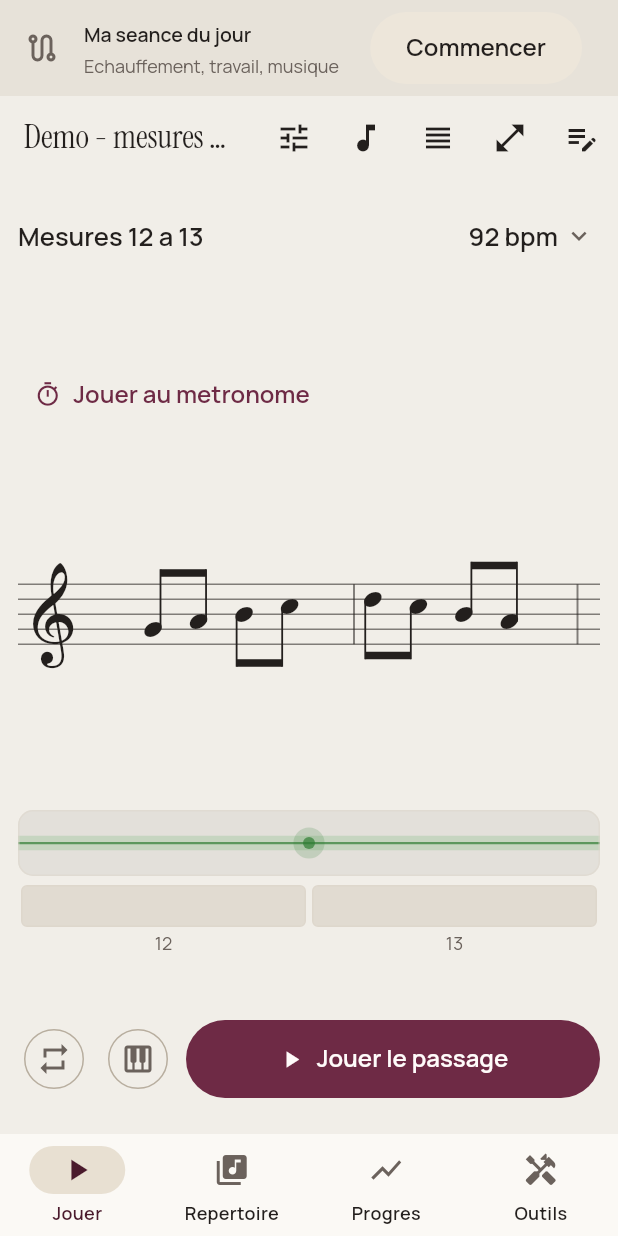
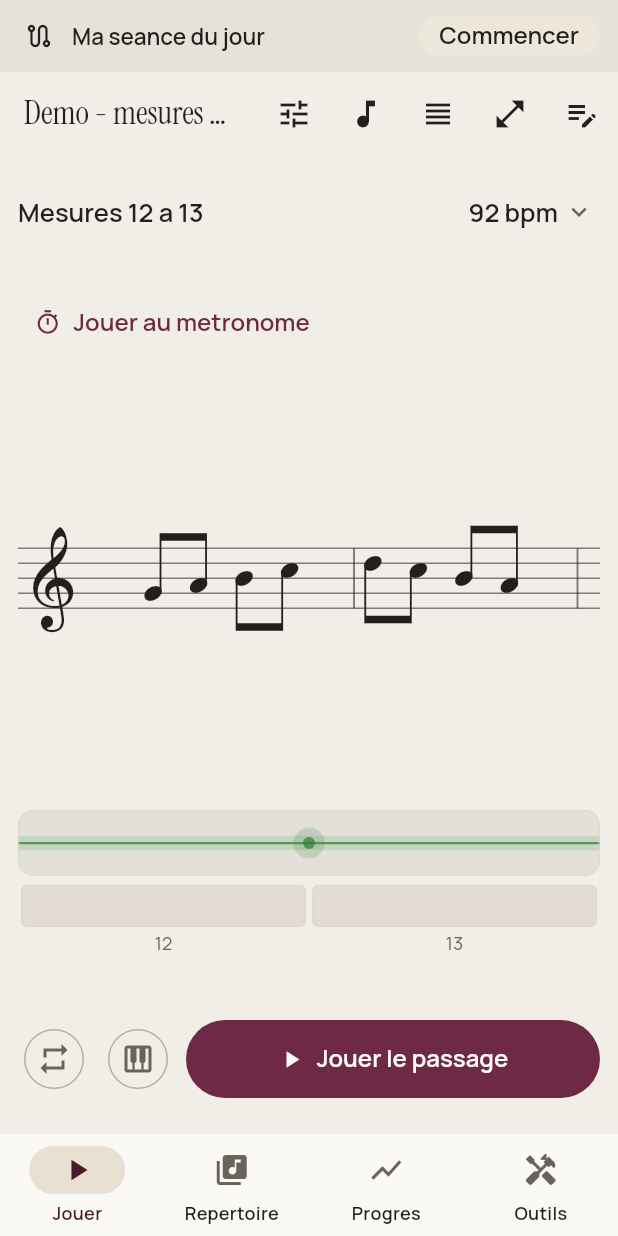
Before and after one commit to romaincausse/violon, a Flutter app: the screen it shows after launch, on a phone screen of 412 x 824 dp. Run offline on Flutter 3.47's test engine with Material 3 defaults, Android fonts, the phone set to English and light mode, and no system bars; our stand-ins replace shared_preferences, wakelock_plus; missing offline and left inert: flutter_soloud, record.

Commit message:
fix(ui): le bandeau de la seance laisse la place a la partition (#102)
Vu sur l'emulateur : en seance, le bandeau prenait deux lignes et un gros
bouton, et la partition n'avait plus que quelques pixels de haut, coupee
au milieu de la portee. Une seule bande basse, au repos comme en seance ;
Passer et Arreter passent dans un menu. Le double espacement vide au-dessus
du metronome tombe a douze points.

Co-authored-by: r.causse <r.causse@gammasoftware.fr>

```diff
--- a/lib/ui/screens/home_shell.dart
+++ b/lib/ui/screens/home_shell.dart
@@ -105,6 +105,7 @@ class HomeShell extends StatefulWidget {
   static const Key seanceActionKey = Key('seance-action');
   static const Key seanceEtapeFaiteKey = Key('seance-etape-faite');
   static const Key seanceArreterKey = Key('seance-arreter');
+  static const Key seanceMenuKey = Key('seance-menu');
   static const Key seanceBanniereKey = Key('seance-banniere');
   static const Key ceSoirKey = Key('ce-soir');
 
@@ -463,8 +464,19 @@ class _HomeShellState extends State<HomeShell> {
 
   /// Le bandeau de la seance, au-dessus du travail : les trois etapes, celle
   /// en cours, et le geste qui va avec. Sans seance, l'invitation.
+  ///
+  /// **Une seule bande, et basse.** La premiere version prenait deux lignes
+  /// et un gros bouton : en portrait, la partition n'avait plus que quelques
+  /// pixels de haut, coupee en plein milieu de la portee. Le bandeau est un
+  /// guide, la partition est le travail -- c'est elle qui doit garder la
+  /// place.
   Widget _banniereDeSeance(BuildContext context) {
     final ThemeData theme = Theme.of(context);
+    final ButtonStyle compact = FilledButton.styleFrom(
+      visualDensity: VisualDensity.compact,
+      padding: const EdgeInsets.symmetric(horizontal: 14),
+      minimumSize: const Size(0, 36),
+    );
     final DailySession? seance = _seance;
     if (seance == null) {
       return Material(
@@ -472,15 +484,26 @@ class _HomeShellState extends State<HomeShell> {
         color: theme.colorScheme.surfaceContainerHigh,
         child: SafeArea(
           bottom: false,
-          child: ListTile(
-            dense: true,
-            leading: const Icon(Icons.route_outlined),
-            title: const Text('Ma seance du jour'),
-            subtitle: const Text('Echauffement, travail, musique'),
-            trailing: FilledButton.tonal(
+          child: Padding(
+            padding: const EdgeInsets.fromLTRB(16, 4, 12, 4),
+            child: Row(
+              children: <Widget>[
+                const Icon(Icons.route_outlined, size: 20),
+                const SizedBox(width: 12),
+                Expanded(
+                  child: Text(
+                    'Ma seance du jour',
+                    style: theme.textTheme.titleSmall,
+                    overflow: TextOverflow.ellipsis,
+                  ),
+                ),
+                FilledButton.tonal(
                   key: HomeShell.seanceKey,
+                  style: compact,
                   onPressed: () => unawaited(_commencerLaSeance()),
                   child: const Text('Commencer'),
+                ),
+              ],
             ),
           ),
         ),
@@ -492,97 +515,104 @@ class _HomeShellState extends State<HomeShell> {
       SessionStep.warmup => () {
           final Duration ecoulee = widget.clock().difference(seance.startedAt);
           final int reste = (DailySession.warmupBudget - ecoulee).inMinutes + 1;
-          return '${seance.plan.warmup.titre}, encore '
-              '${reste.clamp(1, DailySession.warmupBudget.inMinutes)} min au plus';
+          return '${seance.plan.warmup.titre}, '
+              '${reste.clamp(1, DailySession.warmupBudget.inMinutes)} min au '
+              'plus';
         }(),
       SessionStep.work => c.from == c.to
-          ? 'Mesure ${c.from}, ${DailySession.workAttempts} essais puis une reussite'
-          : 'Mesures ${c.from} a ${c.to}, ${DailySession.workAttempts} essais puis une reussite',
-      SessionStep.music => 'Le morceau en entier, avec l accompagnement',
+          ? 'Mesure ${c.from}, ${DailySession.workAttempts} essais'
+          : 'Mesures ${c.from} a ${c.to}, '
+              '${DailySession.workAttempts} essais',
+      SessionStep.music => 'Le morceau entier, accompagne',
       null => '',
     };
     final String action = switch (etape) {
-      SessionStep.warmup => 'Etape faite',
+      SessionStep.warmup => 'Fait',
       SessionStep.work => 'Travailler',
       SessionStep.music => 'Jouer avec',
       null => '',
     };
+    final Color encre = theme.colorScheme.onPrimaryContainer;
     return Material(
       key: HomeShell.seanceBanniereKey,
       color: theme.colorScheme.primaryContainer,
       child: SafeArea(
         bottom: false,
         child: Padding(
-          padding: const EdgeInsets.fromLTRB(12, 8, 4, 8),
+          padding: const EdgeInsets.fromLTRB(12, 4, 0, 4),
+          child: Row(
+            children: <Widget>[
+              Expanded(
                 child: Column(
+                  mainAxisSize: MainAxisSize.min,
                   crossAxisAlignment: CrossAxisAlignment.start,
                   children: <Widget>[
+                    // Trois pastilles, et le nom de l'etape en cours seule :
+                    // les deux autres se lisent a leur tour.
                     Row(
-                crossAxisAlignment: CrossAxisAlignment.start,
                       children: <Widget>[
-                  // A la ligne si l'ecran est etroit : trois etapes et une
-                  // croix ne tiennent pas toujours sur 400 pixels.
-                  Expanded(
-                    child: Wrap(
-                      spacing: 12,
-                      runSpacing: 2,
-                      children: <Widget>[
-                        for (final SessionStep s in seance.order)
-                          Row(
-                            mainAxisSize: MainAxisSize.min,
-                            children: <Widget>[
+                        for (final SessionStep s in seance.order) ...<Widget>[
                           Icon(
                             seance.done.contains(s)
                                 ? Icons.check_circle
                                 : s == etape
                                     ? Icons.radio_button_checked
                                     : Icons.radio_button_unchecked,
-                                size: 18,
-                                color: theme.colorScheme.onPrimaryContainer,
-                              ),
-                              const SizedBox(width: 4),
+                            size: 14,
+                            color: encre,
+                          ),
+                          const SizedBox(width: 3),
+                          if (s == etape) ...<Widget>[
+                            Flexible(
+                              child: Text(
+                                stepLabel(s),
+                                overflow: TextOverflow.ellipsis,
+                                style: theme.textTheme.labelLarge?.copyWith(
+                                  fontWeight: FontWeight.bold,
+                                  color: encre,
+                                ),
+                              ),
+                            ),
+                            const SizedBox(width: 6),
+                          ],
+                        ],
+                      ],
+                    ),
                     Text(
-                                stepLabel(s),
-                                style: theme.textTheme.labelLarge?.copyWith(
-                                  fontWeight:
-                                      s == etape ? FontWeight.bold : null,
-                                  color: theme.colorScheme.onPrimaryContainer,
-                                ),
+                      '${seance.stepNumber}/3 - $detail',
+                      maxLines: 1,
+                      overflow: TextOverflow.ellipsis,
+                      style: theme.textTheme.bodySmall?.copyWith(color: encre),
                     ),
                   ],
                 ),
-                      ],
-                    ),
-                  ),
-                  IconButton(
-                    key: HomeShell.seanceArreterKey,
-                    tooltip: 'Arreter la seance',
-                    icon: const Icon(Icons.close, size: 20),
-                    onPressed: () =>
-                        unawaited(_finirLaSeance(interrompue: true)),
-                  ),
-                ],
-              ),
-              Row(
-                children: <Widget>[
-                  Expanded(
-                    child: Text(
-                      '${seance.stepNumber}/3 - $detail',
-                      style: theme.textTheme.bodySmall?.copyWith(
-                        color: theme.colorScheme.onPrimaryContainer,
-                      ),
-                    ),
-                  ),
-                  if (etape != SessionStep.warmup)
-                    TextButton(
-                      key: HomeShell.seanceEtapeFaiteKey,
-                      onPressed: () => _etapeFaite(etape!),
-                      child: const Text('Passer'),
               ),
               FilledButton(
                 key: HomeShell.seanceActionKey,
+                style: compact,
                 onPressed: () => unawaited(_agirPourLEtape()),
                 child: Text(action),
+              ),
+              // Passer et arreter sont rares : un menu, pour que l'etape en
+              // cours garde la largeur.
+              PopupMenuButton<bool>(
+                key: HomeShell.seanceMenuKey,
+                tooltip: 'Plus',
+                icon: Icon(Icons.more_vert, color: encre),
+                onSelected: (bool arreter) => arreter
+                    ? unawaited(_finirLaSeance(interrompue: true))
+                    : _etapeFaite(etape!),
+                itemBuilder: (BuildContext c) => <PopupMenuEntry<bool>>[
+                  if (etape != SessionStep.warmup)
+                    const PopupMenuItem<bool>(
+                      key: HomeShell.seanceEtapeFaiteKey,
+                      value: false,
+                      child: Text('Passer cette etape'),
+                    ),
+                  const PopupMenuItem<bool>(
+                    key: HomeShell.seanceArreterKey,
+                    value: true,
+                    child: Text('Arreter la seance'),
                   ),
                 ],
               ),
--- a/lib/ui/screens/session_screen.dart
+++ b/lib/ui/screens/session_screen.dart
@@ -1249,8 +1249,9 @@ class _SessionScreenState extends State<SessionScreen>
       crossAxisAlignment: CrossAxisAlignment.stretch,
       children: <Widget>[
         _entete(),
-        const SizedBox(height: 24),
-        const SizedBox(height: 20),
+        // Douze points, pas quarante-quatre : chaque point pris ici l'est a
+        // la partition, seule a s'etirer dans cette colonne.
+        const SizedBox(height: 12),
         // En suivi, pas de metronome : il imposerait un tempo a celui qu'on
         // laisse jouer au sien (ADR-009).
         if (!_suit) _metronome() else _pouls(),
```
Also changed, not shown: 1 other file. Lines whose indentation alone changed are shown as unchanged.
